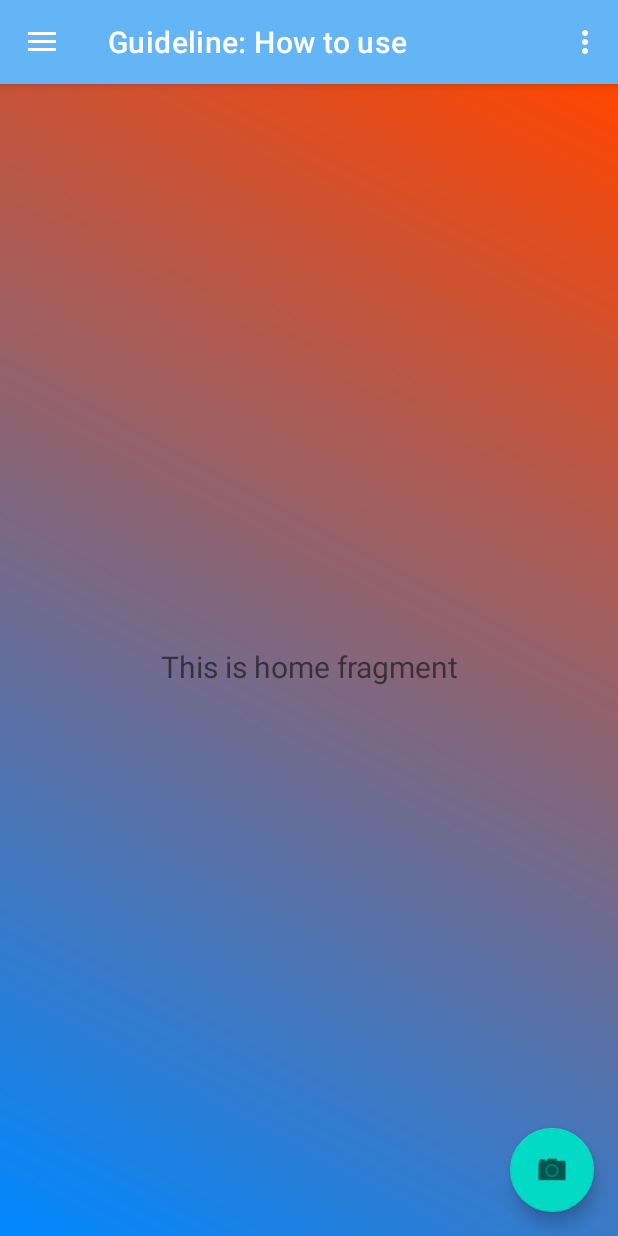
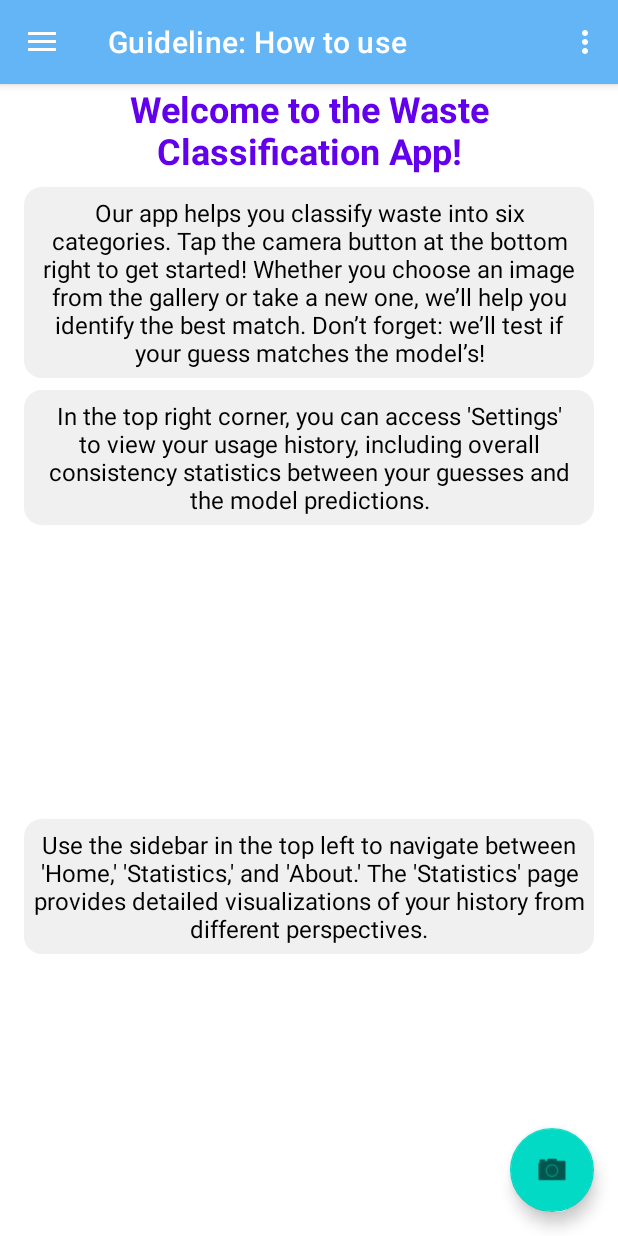
Before and after one commit to SSHAOCC/GarbageClassifier, an Android app: the screen it shows after launch (MainActivity), on a phone screen of 412 x 824 dp. Run offline under Robolectric (Android 15) with nearby library versions, the phone set to English and light mode, and no system bars; our stand-ins replace navigation-ui; libraries missing offline, so code that uses them is left out: org.tensorflow.lite; 1 statement that could not run was skipped.

Commit message:
Implement the "Home" fragment.

```diff
--- a/app/src/main/java/edu/northeastern/myapplicationcs5300/MainActivity.java
+++ b/app/src/main/java/edu/northeastern/myapplicationcs5300/MainActivity.java
@@ -349,9 +349,9 @@ public class MainActivity extends AppCompatActivity {
 
         String message;
         if (isCorrect) {
-            message = "Great minds think alike! You and the model both chose \"" + modelPrediction + "\".";
+            message = "Great minds think alike! You and the model both chose:\n \"" + modelPrediction + "\".";
         } else {
-            message = "Hmm, interesting! You chose \"" + userChoice + "\", but the model thinks it's \"" + modelPrediction + "\".";
+            message = "Hmm, interesting! You chose \"" + userChoice + "\", but the model thinks it's:\n \"" + modelPrediction + "\".";
         }
 
         new AlertDialog.Builder(this)
--- a/app/src/main/java/edu/northeastern/myapplicationcs5300/ui/home/HomeFragment.java
+++ b/app/src/main/java/edu/northeastern/myapplicationcs5300/ui/home/HomeFragment.java
@@ -4,11 +4,9 @@ import android.os.Bundle;
 import android.view.LayoutInflater;
 import android.view.View;
 import android.view.ViewGroup;
-import android.widget.TextView;
 
 import androidx.annotation.NonNull;
 import androidx.fragment.app.Fragment;
-import androidx.lifecycle.ViewModelProvider;
 
 import edu.northeastern.myapplicationcs5300.databinding.FragmentHomeBinding;
 
@@ -16,16 +14,36 @@ public class HomeFragment extends Fragment {
 
     private FragmentHomeBinding binding;
 
+    @Override
     public View onCreateView(@NonNull LayoutInflater inflater,
                              ViewGroup container, Bundle savedInstanceState) {
-        HomeViewModel homeViewModel =
-                new ViewModelProvider(this).get(HomeViewModel.class);
 
+        // 使用 ViewBinding 加载布局
         binding = FragmentHomeBinding.inflate(inflater, container, false);
         View root = binding.getRoot();
 
-        final TextView textView = binding.textHome;
-        homeViewModel.getText().observe(getViewLifecycleOwner(), textView::setText);
+        // 设置标题
+        binding.textHomeTitle.setText("Welcome to the Waste Classification App!");
+
+        // 设置主要描述
+        binding.textHomeDescription.setText(
+                "Our app helps you classify waste into six categories. Tap the camera button at the bottom right to get started! " +
+                        "Whether you choose an image from the gallery or take a new one, we’ll help you identify the best match. " +
+                        "Don’t forget: we’ll test if your guess matches the model’s!"
+        );
+
+        // 设置设置说明
+        binding.textHomeSettings.setText(
+                "In the top right corner, you can access 'Settings' to view your usage history, including overall consistency statistics " +
+                        "between your guesses and the model predictions."
+        );
+
+        // 设置侧边栏说明
+        binding.textHomeSidebar.setText(
+                "Use the sidebar in the top left to navigate between 'Home,' 'Statistics,' and 'About.' The 'Statistics' page provides " +
+                        "detailed visualizations of your history from different perspectives."
+        );
+
         return root;
     }
 
--- /dev/null
+++ b/app/src/main/res/drawable/rounded_background.xml
@@ -0,0 +1,6 @@
+<?xml version="1.0" encoding="utf-8"?>
+<shape xmlns:android="http://schemas.android.com/apk/res/android">
+    <solid android:color="#FFF0F0F0" />
+    <corners android:radius="12dp" />
+    <padding android:left="8dp" android:right="8dp" android:top="8dp" android:bottom="8dp" />
+</shape>
--- a/app/src/main/res/layout/fragment_home.xml
+++ b/app/src/main/res/layout/fragment_home.xml
@@ -4,19 +4,75 @@
     xmlns:tools="http://schemas.android.com/tools"
     android:layout_width="match_parent"
     android:layout_height="match_parent"
-    tools:context=".ui.home.HomeFragment">
+    tools:context=".ui.home.HomeFragment"
+    android:background="?android:attr/windowBackground"
+    app:layout_constraintVertical_chainStyle="packed">
 
+    <!-- APP 标题 -->
     <TextView
-        android:id="@+id/text_home"
-        android:layout_width="match_parent"
+        android:id="@+id/text_home_title"
+        android:layout_width="0dp"
         android:layout_height="wrap_content"
-        android:layout_marginStart="8dp"
+        android:layout_marginHorizontal="16dp"
+        android:text="Welcome to the Waste Classification App!"
+        android:textAlignment="center"
+        android:textStyle="bold"
+        android:textSize="24sp"
+        android:textColor="#FF6200EE"
+        app:layout_constraintTop_toTopOf="parent"
+        app:layout_constraintStart_toStartOf="parent"
+        app:layout_constraintEnd_toEndOf="parent" />
+
+    <!-- 主内容文本 -->
+    <TextView
+        android:id="@+id/text_home_description"
+        android:layout_width="0dp"
+        android:layout_height="wrap_content"
+        android:layout_marginHorizontal="16dp"
         android:layout_marginTop="8dp"
-        android:layout_marginEnd="8dp"
+        android:padding="6dp"
+        android:background="@drawable/rounded_background"
+        android:text="Our app helps you classify waste into six categories. Tap the camera button at the bottom right to get started! Whether you choose an image from the gallery or take a new one, we’ll help you identify the best match. Don’t forget: we’ll test if your guess matches the model’s!"
         android:textAlignment="center"
-        android:textSize="20sp"
-        app:layout_constraintBottom_toBottomOf="parent"
+        android:textSize="16sp"
+        android:textColor="#FF000000"
+        app:layout_constraintTop_toBottomOf="@id/text_home_title"
+        app:layout_constraintStart_toStartOf="parent"
+        app:layout_constraintEnd_toEndOf="parent" />
+
+    <!-- 设置说明 -->
+    <TextView
+        android:id="@+id/text_home_settings"
+        android:layout_width="0dp"
+        android:layout_height="wrap_content"
+        android:layout_marginHorizontal="16dp"
+        android:layout_marginTop="8dp"
+        android:padding="6dp"
+        android:background="@drawable/rounded_background"
+        android:text="In the top right corner, you can access 'Settings' to view your usage history, including overall consistency statistics between your guesses and the model predictions."
+        android:textAlignment="center"
+        android:textSize="16sp"
+        android:textColor="#FF000000"
+        app:layout_constraintTop_toBottomOf="@id/text_home_description"
+        app:layout_constraintStart_toStartOf="parent"
+        app:layout_constraintEnd_toEndOf="parent" />
+
+    <!-- 侧边栏说明 -->
+    <TextView
+        android:id="@+id/text_home_sidebar"
+        android:layout_width="0dp"
+        android:layout_height="wrap_content"
+        android:layout_marginHorizontal="16dp"
+        android:layout_marginTop="8dp"
+        android:padding="6dp"
+        android:background="@drawable/rounded_background"
+        android:text="Use the sidebar in the top left to navigate between 'Home,' 'Statistics,' and 'About.' The 'Statistics' page provides detailed visualizations of your history from different perspectives."
+        android:textAlignment="center"
+        android:textSize="16sp"
+        android:textColor="#FF000000"
+        app:layout_constraintTop_toBottomOf="@id/text_home_settings"
+        app:layout_constraintStart_toStartOf="parent"
         app:layout_constraintEnd_toEndOf="parent"
-        app:layout_constraintStart_toStartOf="parent"
-        app:layout_constraintTop_toTopOf="parent" />
+        app:layout_constraintBottom_toBottomOf="parent" />
+
 </androidx.constraintlayout.widget.ConstraintLayout>
```
